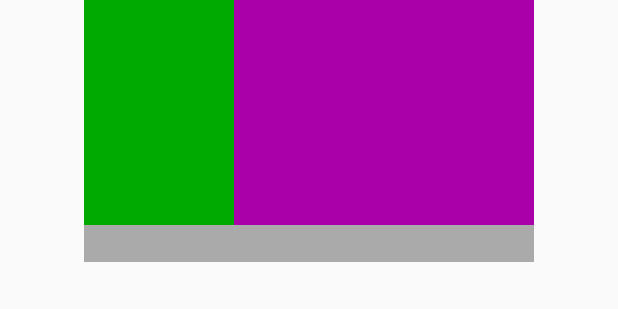
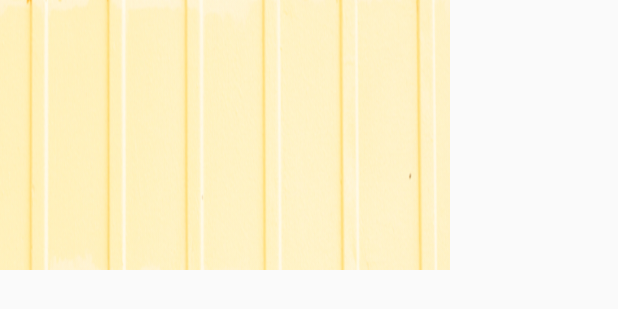
Before and after one commit to JolinZhang/Note, an Android app: the layout layout_note.xml on its own in the app's theme, with its tools: preview values and no code run, on a phone screen of 412 x 824 dp. Shown: the top 309 px of the screen. Run offline under Robolectric (Android 15) with nearby library versions, the light colour scheme and no system bars.

```diff
--- a/app/src/main/java/com/example/jonelezhang/note/Adapter.java
+++ b/app/src/main/java/com/example/jonelezhang/note/Adapter.java
@@ -1,6 +1,7 @@
 package com.example.jonelezhang.note;
 
 import android.content.Context;
+import android.content.res.Resources;
 import android.graphics.Bitmap;
 import android.graphics.BitmapFactory;
 import android.graphics.drawable.Drawable;
@@ -62,18 +63,14 @@ public class Adapter extends BaseAdapter{
 //        if no photo not show ImageView block
         if(note.getImageResourceId() == null)
              {
-                 photo.getLayoutParams().height = 0;
-                 count.getLayoutParams().height = 0;
-
-             }
-        else{
-                photo.getLayoutParams().height = 310;
-                count.getLayoutParams().height= 310;
+                 int id = context.getResources().getIdentifier("com.example.jonelezhang.note:drawable/" + "def", null, null);
+                 photo.setImageResource(id);
+             } else{
             //Photo file path and show photo
                 String path = Environment.getExternalStorageDirectory().toString() + "/notes_images/";
                 String photoPath = path + note.getImageResourceId();
                 Bitmap myBitmap = BitmapFactory.decodeFile(photoPath);
-                photo.setImageBitmap(Bitmap.createScaledBitmap(myBitmap, 260 , 270, false));
+                photo.setImageBitmap(Bitmap.createScaledBitmap(myBitmap, 220 , 270, false));
                 count.setText(String.valueOf(position));
         }
         return convertView;
--- a/app/src/main/res/layout/activity_main.xml
+++ b/app/src/main/res/layout/activity_main.xml
@@ -39,6 +39,7 @@
         android:layout_height="wrap_content"
         android:id="@+id/gridView"
         android:layout_margin="10dp"
+        android:verticalSpacing="15dp"
         />
 
 
--- a/app/src/main/res/layout/layout_note.xml
+++ b/app/src/main/res/layout/layout_note.xml
@@ -1,35 +1,34 @@
 <?xml version="1.0" encoding="utf-8"?>
 <LinearLayout xmlns:android="http://schemas.android.com/apk/res/android"
-    android:layout_width="match_parent"
-    android:layout_height="wrap_content"
-    android:orientation="vertical">
+    android:layout_width="300dp"
+    android:layout_height="180dp"
+    android:orientation="vertical"
+    android:background="@drawable/bg">
+
     <LinearLayout
         xmlns:android="http://schemas.android.com/apk/res/android"
-        android:layout_width="wrap_content"
-        android:layout_height="wrap_content"
-        android:layout_gravity="center_horizontal">
+        android:layout_width="300dp"
+        android:layout_height="170dp"
+        android:layout_gravity="center_horizontal"
+        >
         <TextView
-            android:layout_width="100dp"
-            android:layout_height="150dp"
-            android:id="@+id/noteCount"
-            android:textColor="#333333"
-            android:background="#00aa00"
-            android:layout_gravity="center" />
+            android:layout_width="130dp"
+            android:layout_height="170dp"
+            android:id="@+id/noteTitle"
+            android:textColor="#333333" />
 
         <ImageView
-            android:layout_width="200dp"
-            android:layout_height="150dp"
+            android:layout_width="170dp"
+            android:layout_height="170dp"
             android:id="@+id/noteImage"
-            android:background="#aa00aa"
-            />
+            android:paddingTop="5dp"
+            android:paddingBottom="3dp" />
     </LinearLayout>
     <TextView
         android:layout_width="300dp"
         android:layout_height="wrap_content"
         android:layout_gravity="center_horizontal"
-        android:id="@+id/noteTitle"
+        android:id="@+id/noteCount"
         android:textAppearance="?android:attr/textAppearanceMedium"
-        android:textColor="#333333"
-        android:background="#aaaaaa"
-        android:layout_marginBottom="10dp"/>
+        android:textColor="#333333" />
 </LinearLayout>
```
Also changed, not shown: app/src/main/res/drawable/bg.png (added), app/src/main/res/drawable/def.png (added).
